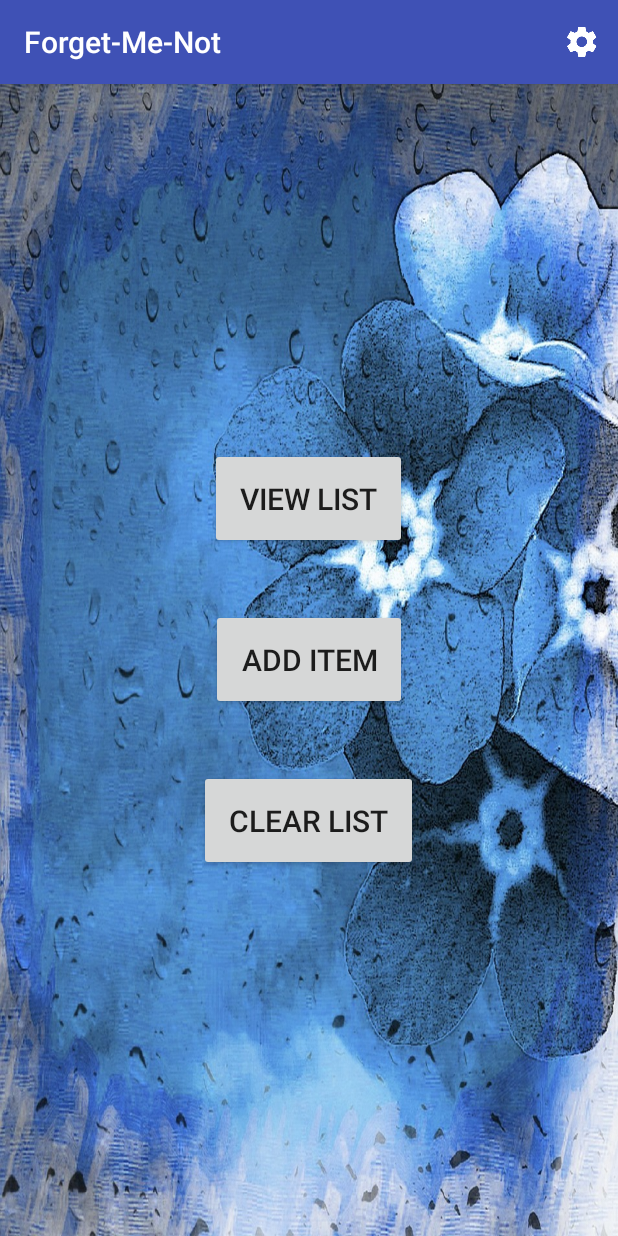
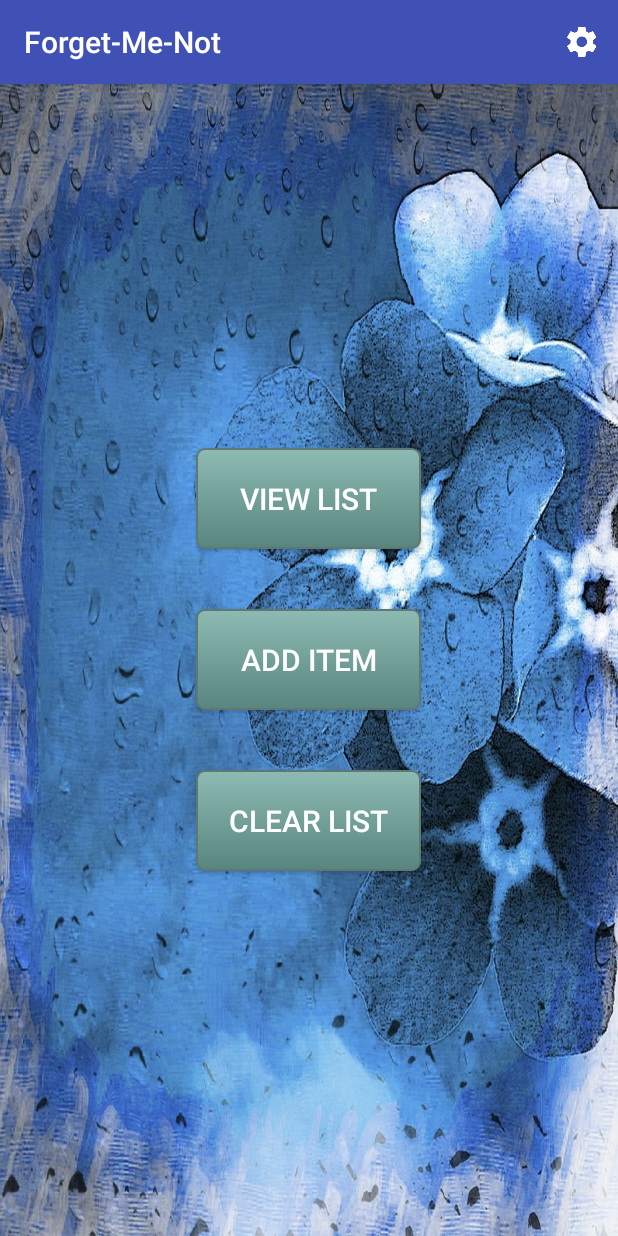
Before and after one commit to krisztinapalmer/forget-me-not, an Android app: the screen it shows after launch (MainActivity), on a phone screen of 412 x 824 dp. Run offline under Robolectric (Android 15) with nearby library versions, the phone set to English and light mode, and no system bars.

Commit message:
Customised buttons are added

```diff
--- /dev/null
+++ b/app/src/main/res/drawable/my_button.xml
@@ -0,0 +1,24 @@
+<?xml version="1.0" encoding="utf-8"?>
+<selector xmlns:android="http://schemas.android.com/apk/res/android">
+    <item android:state_pressed="true">
+        <shape android:shape="rectangle">
+            <corners android:radius="5dp" />
+            <stroke android:width="1dp" android:color="#5e7974" />
+            <gradient android:angle="-90" android:startColor="#345953" android:endColor="#689a92" />
+        </shape>
+    </item>
+    <item android:state_focused="true">
+        <shape android:shape="rectangle">
+            <corners android:radius="5dp" />
+            <stroke android:width="1dp" android:color="#5e7974" />
+            <solid android:color="#58857e" />
+        </shape>
+    </item>
+    <item>
+        <shape android:shape="rectangle">
+            <corners android:radius="5dp" />
+            <stroke android:width="1dp" android:color="#5e7974" />
+            <gradient android:angle="-90" android:startColor="#8dbab3" android:endColor="#58857e" />
+        </shape>
+    </item>
+</selector>
--- a/app/src/main/res/layout/activity_add.xml
+++ b/app/src/main/res/layout/activity_add.xml
@@ -70,7 +70,10 @@
 
     </LinearLayout>
     <Button
-        android:layout_width="match_parent"
+        android:textColor="@color/whiteColor"
+        android:background="@drawable/my_button"
+        android:layout_gravity="center"
+        android:layout_width="@dimen/button_width"
         android:layout_height="wrap_content"
         android:onClick="addItem"
         android:padding="20dp"
--- a/app/src/main/res/layout/activity_clear.xml
+++ b/app/src/main/res/layout/activity_clear.xml
@@ -12,12 +12,15 @@
     tools:context="com.example.android.project.ClearActivity">
 
     <Button
+        android:textColor="@color/whiteColor"
+        android:background="@drawable/my_button"
+        android:layout_gravity="center"
         android:onClick="clearAll"
         android:id="@+id/clearAllBtn"
         android:text="@string/clear_all_btn"
         android:padding="20dp"
         android:textSize="@dimen/text_size"
-        android:layout_width="match_parent"
+        android:layout_width="@dimen/button_width"
         android:layout_height="wrap_content" />
 
     <ListView
--- a/app/src/main/res/layout/activity_main.xml
+++ b/app/src/main/res/layout/activity_main.xml
@@ -14,32 +14,38 @@
     tools:context="com.example.android.project.MainActivity">
 
     <Button
+        android:textColor="@color/whiteColor"
+        android:background="@drawable/my_button"
         android:onClick="handleBtnClick"
         android:layout_margin="20dp"
         android:padding="20dp"
         android:textSize="@dimen/text_size"
         android:id="@+id/viewListBtn"
         android:text="@string/view_list_btn"
-        android:layout_width="wrap_content"
+        android:layout_width="@dimen/button_width"
         android:layout_height="wrap_content" />
 
     <Button
+        android:textColor="@color/whiteColor"
+        android:background="@drawable/my_button"
         android:onClick="handleBtnClick"
         android:layout_margin="20dp"
         android:padding="20dp"
         android:textSize="@dimen/text_size"
         android:id="@+id/addItemBtn"
         android:text="@string/add_item_btn"
-        android:layout_width="wrap_content"
+        android:layout_width="@dimen/button_width"
         android:layout_height="wrap_content" />
 
     <Button
+        android:textColor="@color/whiteColor"
+        android:background="@drawable/my_button"
         android:onClick="handleBtnClick"
         android:layout_margin="20dp"
         android:padding="20dp"
         android:textSize="@dimen/text_size"
         android:id="@+id/clearListBtn"
         android:text="@string/clear_list_btn"
-        android:layout_width="wrap_content"
+        android:layout_width="@dimen/button_width"
         android:layout_height="wrap_content" />
 </LinearLayout>
--- a/app/src/main/res/values/colors.xml
+++ b/app/src/main/res/values/colors.xml
@@ -3,4 +3,5 @@
     <color name="colorPrimary">#3F51B5</color>
     <color name="colorPrimaryDark">#303F9F</color>
     <color name="colorAccent">#ff3f80</color>
+    <color name="whiteColor">#ffffff</color>
 </resources>
--- a/app/src/main/res/values/dimens.xml
+++ b/app/src/main/res/values/dimens.xml
@@ -3,4 +3,5 @@
     <dimen name="activity_horizontal_margin">16dp</dimen>
     <dimen name="activity_vertical_margin">16dp</dimen>
     <dimen name="text_size">20sp</dimen>
+    <dimen name="button_width">150dp</dimen>
 </resources>
```
